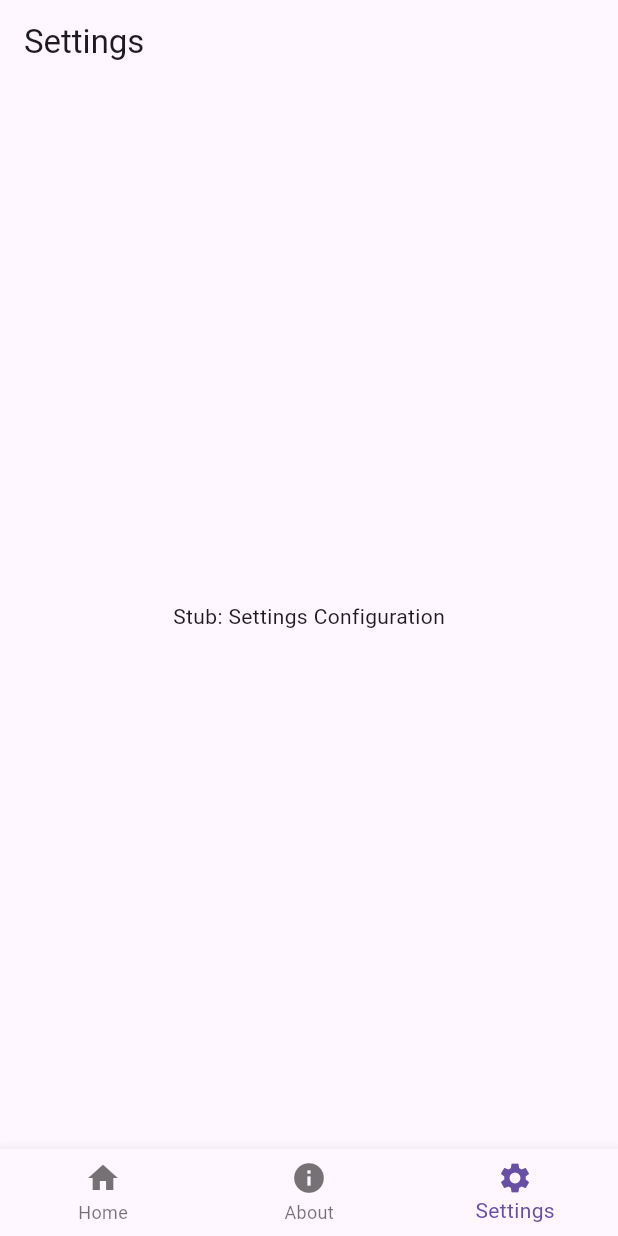
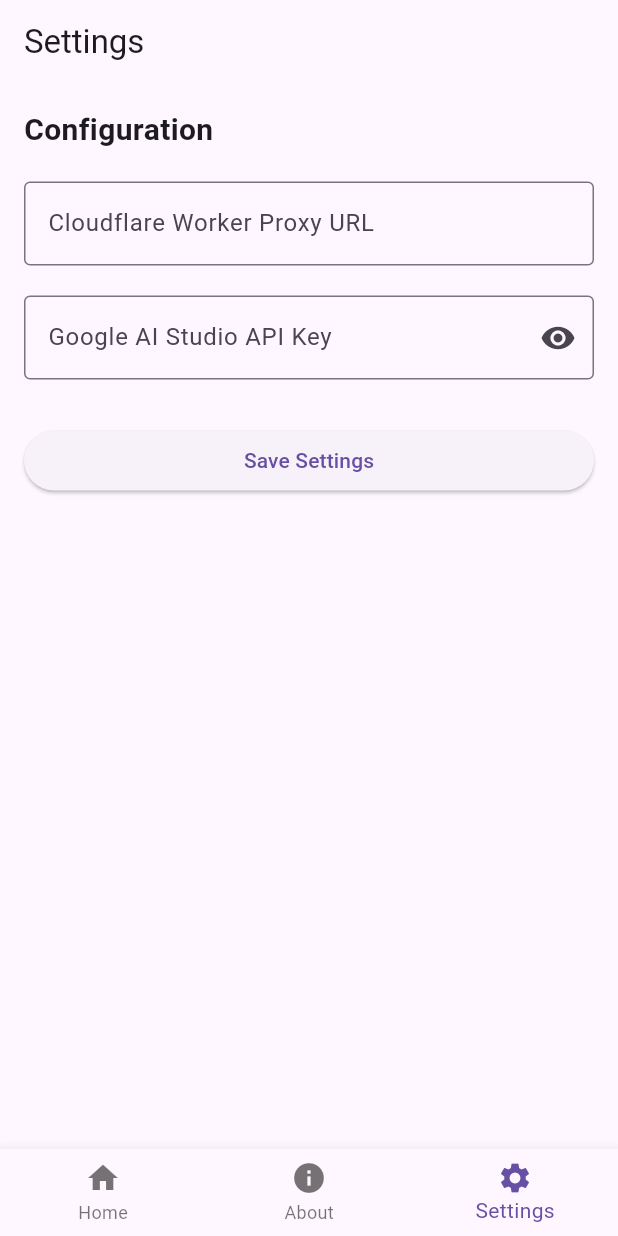
Before and after one commit to ddgybrasil-droid/JulesDesktop, a Flutter app: the screen it shows after launch, item 3 of the bottom bar chosen, on a phone screen of 412 x 824 dp. Run offline on Flutter 3.47's test engine with Material 3 defaults, Android fonts, the phone set to English and light mode, and no system bars; our stand-ins replace shared_preferences.

Commit message:
feat: Implement Settings screen with persistent storage
- Add `shared_preferences` dependency for persistent storage.
- Create `SettingsProvider` to manage and store Cloudflare Worker Proxy URL and Google AI Studio API Key.
- Update `main.dart` to initialize SharedPreferences before starting the app and inject `SettingsProvider`.
- Update `SettingsScreen` to include text fields for the proxy URL and API key (with obscure functionality), connecting them to the provider.

Co-authored-by: ddgybrasil-droid <273183648+ddgybrasil-droid@users.noreply.github.com>

```diff
--- /dev/null
+++ b/jules-desktop-client/frontend/lib/providers/settings_provider.dart
@@ -0,0 +1,35 @@
+import 'package:flutter/material.dart';
+import 'package:shared_preferences/shared_preferences.dart';
+
+class SettingsProvider extends ChangeNotifier {
+  static const String _proxyUrlKey = 'proxyUrl';
+  static const String _apiKeyKey = 'apiKey';
+
+  final SharedPreferences _prefs;
+
+  String _proxyUrl;
+  String _apiKey;
+
+  SettingsProvider(this._prefs)
+      : _proxyUrl = _prefs.getString(_proxyUrlKey) ?? '',
+        _apiKey = _prefs.getString(_apiKeyKey) ?? '';
+
+  String get proxyUrl => _proxyUrl;
+  String get apiKey => _apiKey;
+
+  Future<void> setProxyUrl(String value) async {
+    if (_proxyUrl != value) {
+      _proxyUrl = value;
+      await _prefs.setString(_proxyUrlKey, value);
+      notifyListeners();
+    }
+  }
+
+  Future<void> setApiKey(String value) async {
+    if (_apiKey != value) {
+      _apiKey = value;
+      await _prefs.setString(_apiKeyKey, value);
+      notifyListeners();
+    }
+  }
+}
--- a/jules-desktop-client/frontend/lib/screens/settings_screen.dart
+++ b/jules-desktop-client/frontend/lib/screens/settings_screen.dart
@@ -1,15 +1,94 @@
 import 'package:flutter/material.dart';
+import 'package:provider/provider.dart';
+import '../providers/settings_provider.dart';
 
-// Stub: Settings screen placeholder
-class SettingsScreen extends StatelessWidget {
+class SettingsScreen extends StatefulWidget {
   const SettingsScreen({Key? key}) : super(key: key);
+
+  @override
+  _SettingsScreenState createState() => _SettingsScreenState();
+}
+
+class _SettingsScreenState extends State<SettingsScreen> {
+  late TextEditingController _proxyUrlController;
+  late TextEditingController _apiKeyController;
+
+  bool _obscureApiKey = true;
+
+  @override
+  void initState() {
+    super.initState();
+    final settingsProvider = Provider.of<SettingsProvider>(context, listen: false);
+    _proxyUrlController = TextEditingController(text: settingsProvider.proxyUrl);
+    _apiKeyController = TextEditingController(text: settingsProvider.apiKey);
+  }
+
+  @override
+  void dispose() {
+    _proxyUrlController.dispose();
+    _apiKeyController.dispose();
+    super.dispose();
+  }
+
+  void _saveSettings() {
+    final settingsProvider = Provider.of<SettingsProvider>(context, listen: false);
+    settingsProvider.setProxyUrl(_proxyUrlController.text);
+    settingsProvider.setApiKey(_apiKeyController.text);
+
+    ScaffoldMessenger.of(context).showSnackBar(
+      const SnackBar(content: Text('Settings saved successfully.')),
+    );
+  }
 
   @override
   Widget build(BuildContext context) {
     return Scaffold(
       appBar: AppBar(title: const Text('Settings')),
-      body: const Center(
-        child: Text('Stub: Settings Configuration'),
+      body: Padding(
+        padding: const EdgeInsets.all(16.0),
+        child: ListView(
+          children: [
+            const Text(
+              'Configuration',
+              style: TextStyle(fontSize: 20, fontWeight: FontWeight.bold),
+            ),
+            const SizedBox(height: 20),
+            TextField(
+              controller: _proxyUrlController,
+              decoration: const InputDecoration(
+                labelText: 'Cloudflare Worker Proxy URL',
+                border: OutlineInputBorder(),
+                hintText: 'https://your-worker.workers.dev',
+              ),
+              keyboardType: TextInputType.url,
+            ),
+            const SizedBox(height: 20),
+            TextField(
+              controller: _apiKeyController,
+              decoration: InputDecoration(
+                labelText: 'Google AI Studio API Key',
+                border: const OutlineInputBorder(),
+                hintText: 'AIza...',
+                suffixIcon: IconButton(
+                  icon: Icon(
+                    _obscureApiKey ? Icons.visibility : Icons.visibility_off,
+                  ),
+                  onPressed: () {
+                    setState(() {
+                      _obscureApiKey = !_obscureApiKey;
+                    });
+                  },
+                ),
+              ),
+              obscureText: _obscureApiKey,
+            ),
+            const SizedBox(height: 30),
+            ElevatedButton(
+              onPressed: _saveSettings,
+              child: const Text('Save Settings'),
+            ),
+          ],
+        ),
       ),
     );
   }
--- a/jules-desktop-client/frontend/pubspec.yaml
+++ b/jules-desktop-client/frontend/pubspec.yaml
@@ -12,6 +12,7 @@ dependencies:
     sdk: flutter
   # Provider for basic state management
   provider: ^6.1.1
+  shared_preferences: ^2.5.5
 
 dev_dependencies:
   flutter_test:
```
Also changed, not shown: jules-desktop-client/frontend/lib/main.dart (+7 -1 lines), jules-desktop-client/frontend/pubspec.lock.
